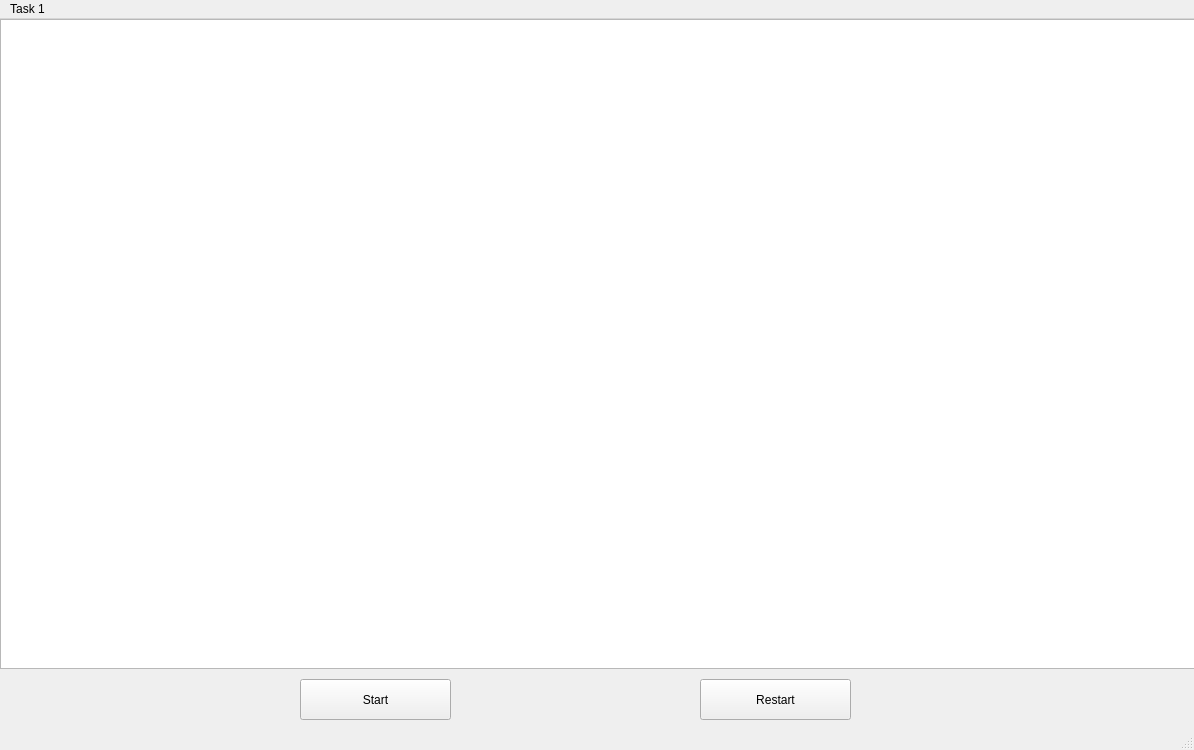
Above: LabWork_1/Task_1/mainwindow.ui from Max2772/FoA-P-2-Semester- before the change. Below: the same form after it.
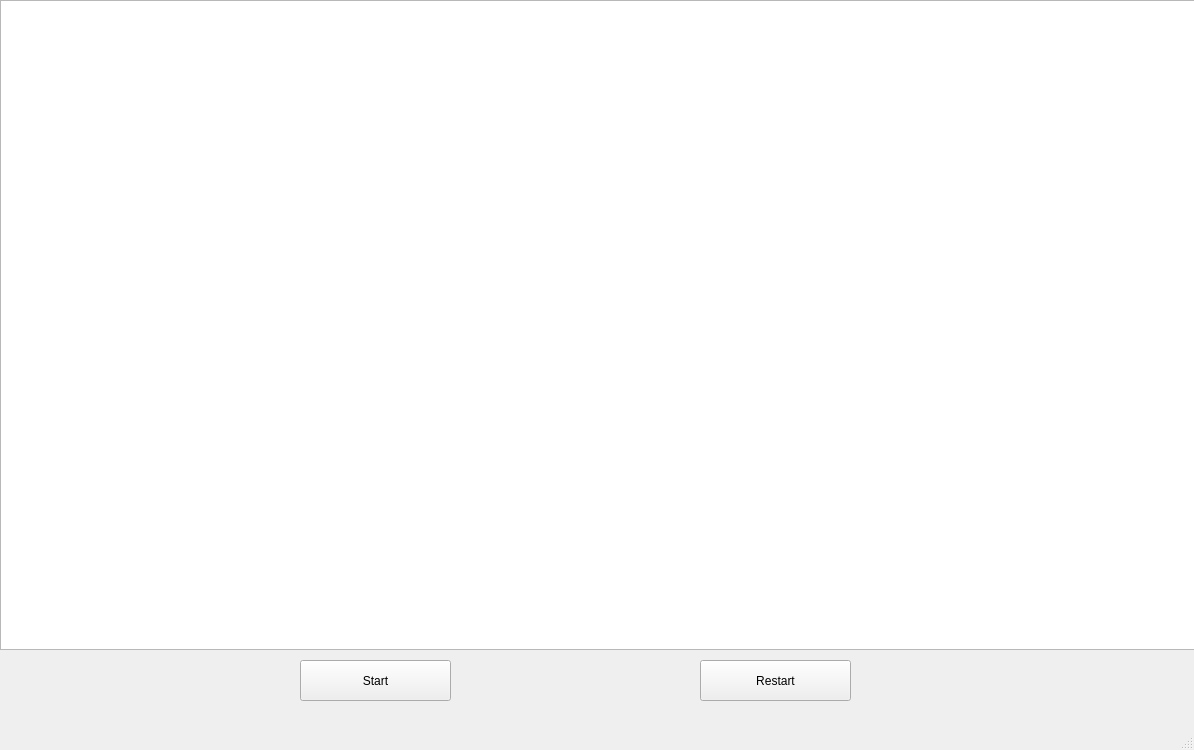
That is the form after the change. Icons and pictures are not drawn.

Commit message: 1 task 1 lab done

What changed in the file:
```diff
--- a/LabWork_1/Task_1/mainwindow.ui
+++ b/LabWork_1/Task_1/mainwindow.ui
@@ -60,12 +60,6 @@
      <height>20</height>
     </rect>
    </property>
-   <widget class="QMenu" name="menuTask_1">
-    <property name="title">
-     <string>Task 1</string>
-    </property>
-   </widget>
-   <addaction name="menuTask_1"/>
   </widget>
   <widget class="QStatusBar" name="statusbar"/>
  </widget>
```
Left out of the diff: 10 changed lines with no effect on the pictures. The commit also changes 37 other files.
